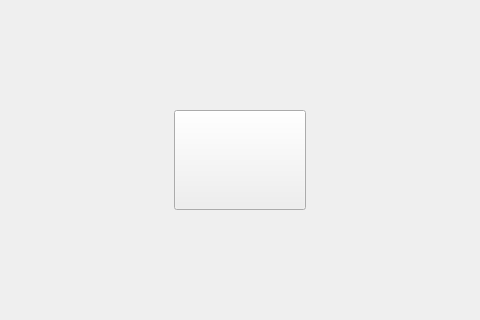
chiub2/CMPT496FR, file main.ui: the form before one commit; both pictures show x 360 to 840 and y 329 to 649 of the 1200 by 791 pixel window.
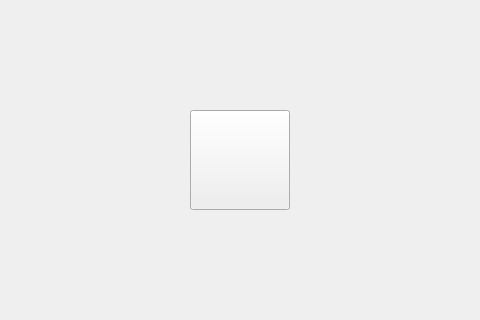
The form after the commit. The open tabs and pages were chosen to show the change. Icons and pictures are not drawn.

The edit to the form file:
```diff
--- a/main.ui
+++ b/main.ui
@@ -501,19 +501,12 @@
                     </property>
                     <layout class="QGridLayout" name="gridLayout_3">
                      <item row="0" column="0">
-                      <widget class="QWidget" name="addCourseButtonWidget_3" native="true">
+                      <layout class="QGridLayout" name="studentsViewGridLayout">
+                       <item row="0" column="0">
+                        <widget class="QPushButton" name="pushButton_4">
                        <property name="maximumSize">
                         <size>
-                         <width>150</width>
-                         <height>120</height>
-                        </size>
-                       </property>
-                       <layout class="QVBoxLayout" name="verticalLayout_21">
-                        <item>
-                         <widget class="QPushButton" name="addCourseButton_3">
-                          <property name="maximumSize">
-                           <size>
-                            <width>16777215</width>
+                           <width>100</width>
                             <height>100</height>
                            </size>
                           </property>
@@ -526,14 +519,13 @@
                           </property>
                           <property name="iconSize">
                            <size>
-                            <width>50</width>
-                            <height>50</height>
+                           <width>70</width>
+                           <height>70</height>
                            </size>
                           </property>
                          </widget>
                         </item>
                        </layout>
-                      </widget>
                      </item>
                     </layout>
                    </widget>
```
Left out of the diff: 2 changed lines with no effect on the pictures. Lines whose indentation alone changed are shown as unchanged.
